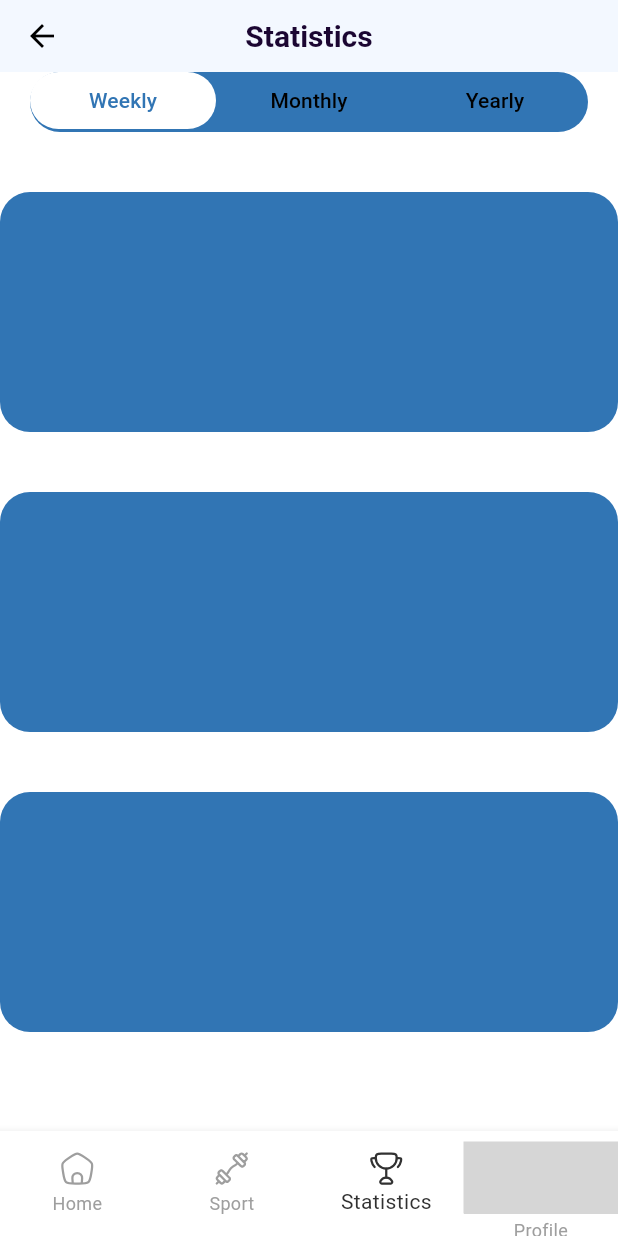
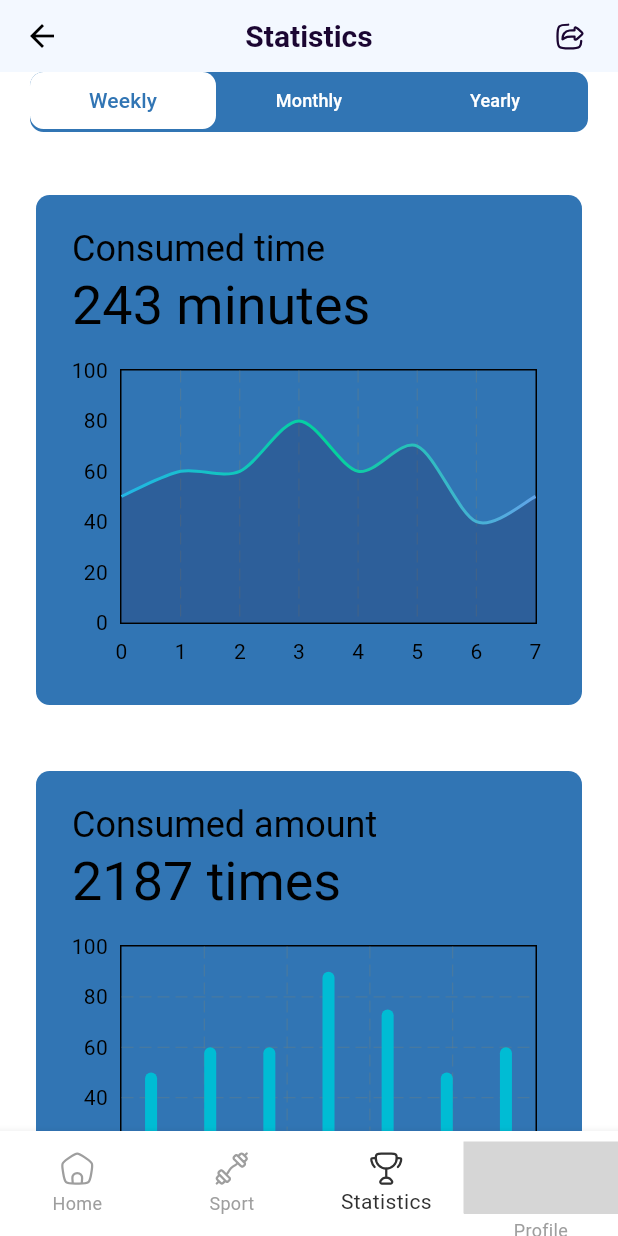
Before and after one commit to behzodfaiziev/nicless-flutter, a Flutter app: the StatisticsView screen opened by its route, on a phone screen of 412 x 824 dp. Run offline on Flutter 3.47's test engine with Material 3 defaults, Android fonts, the phone set to English and light mode, and no system bars; drawn by our look-alikes of fl_chart; our stand-ins replace auto_route, bloc, dartz, dio, equatable, file_picker and 10 more; accounts and stored records are empty; network calls fail; grey boxes are pictures that could not be loaded.

Commit message:
statistics UI done v1

```diff
--- /dev/null
+++ b/lib/core/widgets/charts/base_bar_chart.dart
@@ -0,0 +1,44 @@
+import 'package:fl_chart/fl_chart.dart';
+import 'package:flutter/material.dart';
+
+class BaseBarChart extends StatelessWidget {
+  const BaseBarChart({super.key});
+
+  @override
+  Widget build(BuildContext context) {
+    return BarChart(
+      BarChartData(
+        alignment: BarChartAlignment.spaceAround,
+        maxY: 100,
+        titlesData: const FlTitlesData(
+          rightTitles: AxisTitles(),
+          topTitles: AxisTitles(),
+        ),
+        barGroups: [
+          buildBarChartGroupData(1, 50),
+          buildBarChartGroupData(2, 60),
+          buildBarChartGroupData(3, 60),
+          buildBarChartGroupData(4, 90),
+          buildBarChartGroupData(5, 75),
+          buildBarChartGroupData(6, 50),
+          buildBarChartGroupData(7, 60),
+        ],
+      ),
+    );
+  }
+
+  BarChartGroupData buildBarChartGroupData(int x, double y) {
+    return BarChartGroupData(
+      x: x,
+      barRods: [
+        BarChartRodData(
+          toY: y,
+          borderRadius: const BorderRadius.only(
+            topLeft: Radius.circular(6),
+            topRight: Radius.circular(6),
+          ),
+        ),
+      ],
+    );
+  }
+}
--- /dev/null
+++ b/lib/core/widgets/charts/base_line_chart.dart
@@ -0,0 +1,50 @@
+import 'package:fl_chart/fl_chart.dart';
+import 'package:flutter/material.dart';
+
+import '../../../product/utils/constants/ui_constants/gradient_constants.dart';
+import '../../extensions/context_extension.dart';
+
+class BaseLineChart extends StatelessWidget {
+  const BaseLineChart({super.key});
+
+  @override
+  Widget build(BuildContext context) {
+    return LineChart(
+      LineChartData(
+        gridData: const FlGridData(drawHorizontalLine: false),
+        titlesData: const FlTitlesData(
+          rightTitles: AxisTitles(),
+          topTitles: AxisTitles(),
+        ),
+        borderData: FlBorderData(show: true),
+        minX: 0,
+        maxX: 7,
+        minY: 0,
+        maxY: 100,
+        lineBarsData: [
+          LineChartBarData(
+            spots: [
+              const FlSpot(0, 50),
+              const FlSpot(1, 60),
+              const FlSpot(2, 60),
+              const FlSpot(3, 80),
+              const FlSpot(4, 60),
+              const FlSpot(5, 70),
+              const FlSpot(6, 40),
+              const FlSpot(7, 50),
+            ],
+            isCurved: true,
+            curveSmoothness: 0.3,
+            barWidth: 2,
+            dotData: const FlDotData(show: false),
+            belowBarData: BarAreaData(
+              show: true,
+              color: context.theme.colorScheme.secondary.withOpacity(0.2),
+            ),
+            gradient: GradientConstants.chart(),
+          ),
+        ],
+      ),
+    );
+  }
+}
--- a/lib/features/_main/view/main_view.dart
+++ b/lib/features/_main/view/main_view.dart
@@ -22,12 +22,14 @@ class _MainViewState extends State<MainView> with MainViewMixin {
   Widget build(BuildContext context) {
     return AutoTabsRouter.pageView(
       routes: _routes,
+      physics: const NeverScrollableScrollPhysics(),
       builder: (context, child, tabController) {
         return Scaffold(
           body: child,
           bottomNavigationBar: SizedBox(
             height: SizeConst.bottomNavBarHeight,
             child: BottomNavigationBar(
+
               currentIndex: context.tabsRouter.activeIndex,
               onTap: context.tabsRouter.setActiveIndex,
               items: _bottomBarItems(context, context.tabsRouter.activeIndex),
--- a/lib/features/statistics/presentation/views/modules/tab_bars/statistics_tab_bar_item.dart
+++ b/lib/features/statistics/presentation/views/modules/tab_bars/statistics_tab_bar_item.dart
@@ -22,9 +22,17 @@ class StatisticsTabBarItem extends StatelessWidget {
           alignment: Alignment.center,
           decoration: BoxDecoration(
             color: isSelected ? Colors.white : Colors.transparent,
-            borderRadius: RadiusConst.extraLargeRadius,
+            borderRadius: RadiusConst.bigRadius,
           ),
-          child: Text(text, style: context.theme.tabBarTheme.labelStyle)),
+          child: Text(
+            text,
+            style: TextStyle(
+              color: isSelected
+                  ? context.theme.colorScheme.primary
+                  : context.theme.colorScheme.onPrimary,
+              fontSize: isSelected ? 14 : 12,
+            ),
+          )),
     );
   }
 }
--- a/lib/features/statistics/presentation/views/modules/tab_bars/statistics_tab_bars.dart
+++ b/lib/features/statistics/presentation/views/modules/tab_bars/statistics_tab_bars.dart
@@ -1,37 +1,59 @@
 import 'package:flutter/material.dart';
 
 import '../../../../../../core/extensions/context_extension.dart';
+import '../../../../../../product/enums/views/statistics_tabs_enum.dart';
 import '../../../../../../product/utils/constants/ui_constants/radius_const.dart';
 import 'statistics_tab_bar_item.dart';
 
-class StatisticsTabBars extends StatelessWidget {
+class StatisticsTabBars extends StatefulWidget {
   const StatisticsTabBars({required this.tabController, super.key});
 
   final TabController tabController;
 
   @override
+  State<StatisticsTabBars> createState() => _StatisticsTabBarsState();
+}
+
+class _StatisticsTabBarsState extends State<StatisticsTabBars> {
+  int currentIndex = 0;
+
+  @override
   Widget build(BuildContext context) {
     return ClipRRect(
-      borderRadius: RadiusConst.extraLargeRadius,
+      borderRadius: RadiusConst.bigRadius,
       child: Container(
         height: 40,
         margin: const EdgeInsets.symmetric(horizontal: 20),
         decoration: BoxDecoration(
           color: context.theme.colorScheme.primary,
-          borderRadius: RadiusConst.extraLargeRadius,
+          borderRadius: RadiusConst.bigRadius,
         ),
         child: TabBar(
           indicatorColor: Colors.transparent,
           dividerColor: Colors.transparent,
-          controller: tabController,
+          controller: widget.tabController,
+          onTap: (index) {
+            setState(() {
+              currentIndex = index;
+            });
+          },
           padding: EdgeInsets.zero,
           labelPadding: EdgeInsets.zero,
           indicatorSize: TabBarIndicatorSize.label,
           isScrollable: false,
-          tabs: const [
-            StatisticsTabBarItem(text: 'Weekly', isSelected: true),
-            StatisticsTabBarItem(text: 'Monthly', isSelected: false),
-            StatisticsTabBarItem(text: 'Yearly', isSelected: false),
+          tabs: [
+            StatisticsTabBarItem(
+              text: 'Weekly',
+              isSelected: currentIndex == StatisticsTabsEnum.weekly.index,
+            ),
+            StatisticsTabBarItem(
+              text: 'Monthly',
+              isSelected: currentIndex == StatisticsTabsEnum.monthly.index,
+            ),
+            StatisticsTabBarItem(
+              text: 'Yearly',
+              isSelected: currentIndex == StatisticsTabsEnum.yearly.index,
+            ),
           ],
         ),
       ),
--- /dev/null
+++ b/lib/features/statistics/presentation/views/modules/tabs/monthly_stats_tab.dart
@@ -0,0 +1,19 @@
+import 'package:flutter/material.dart';
+
+import '../../../../../../product/widgets/charts/usage_amount_chart_bar.dart';
+import '../../../../../../product/widgets/charts/usage_time_chart_line.dart';
+
+class MonthlyStatsTab extends StatelessWidget {
+  const MonthlyStatsTab({super.key});
+
+  @override
+  Widget build(BuildContext context) {
+    return ListView(
+      children:  [
+        const UsageTimeChartLine(),
+        const UsageAmountCharBar(),
+        Container(height: 300)
+      ],
+    );
+  }
+}
--- /dev/null
+++ b/lib/features/statistics/presentation/views/modules/tabs/weekly_stats_tab.dart
@@ -0,0 +1,19 @@
+import 'package:flutter/material.dart';
+
+import '../../../../../../product/widgets/charts/usage_amount_chart_bar.dart';
+import '../../../../../../product/widgets/charts/usage_time_chart_line.dart';
+
+class WeeklyStatsBar extends StatelessWidget {
+  const WeeklyStatsBar({super.key});
+
+  @override
+  Widget build(BuildContext context) {
+    return ListView(
+      children: [
+        const UsageTimeChartLine(),
+        const UsageAmountCharBar(),
+        Container(height: 300)
+      ],
+    );
+  }
+}
--- /dev/null
+++ b/lib/features/statistics/presentation/views/modules/tabs/yearly_stats_tab.dart
@@ -0,0 +1,19 @@
+import 'package:flutter/material.dart';
+
+import '../../../../../../product/widgets/charts/usage_amount_chart_bar.dart';
+import '../../../../../../product/widgets/charts/usage_time_chart_line.dart';
+
+class YearlyStatsTab extends StatelessWidget {
+  const YearlyStatsTab({super.key});
+
+  @override
+  Widget build(BuildContext context) {
+    return ListView(
+      children: [
+        const UsageTimeChartLine(),
+        const UsageAmountCharBar(),
+        Container(height: 300)
+      ],
+    );
+  }
+}
--- a/lib/features/statistics/presentation/views/statistics_view.dart
+++ b/lib/features/statistics/presentation/views/statistics_view.dart
@@ -1,12 +1,15 @@
 import 'package:auto_route/auto_route.dart';
 import 'package:flutter/material.dart';
 
-import '../../../../core/extensions/context_extension.dart';
 import '../../../../core/widgets/app_bar/base_app_bar.dart';
+import '../../../../core/widgets/buttons/base_svg_button.dart';
 import '../../../../product/enums/views/statistics_tabs_enum.dart';
+import '../../../../product/utils/constants/asset_paths/svg_const.dart';
 import '../../../../product/utils/constants/ui_constants/padding_const.dart';
-import '../../../../product/utils/constants/ui_constants/radius_const.dart';
 import 'modules/tab_bars/statistics_tab_bars.dart';
+import 'modules/tabs/monthly_stats_tab.dart';
+import 'modules/tabs/weekly_stats_tab.dart';
+import 'modules/tabs/yearly_stats_tab.dart';
 
 part 'statistics_view_mixin.dart';
 
@@ -34,56 +37,32 @@ class _StatisticsViewState extends State<StatisticsView>
   @override
   Widget build(BuildContext context) {
     return Scaffold(
-      appBar: const BaseAppBar(title: 'Statistics'),
+      appBar: BaseAppBar(
+        title: 'Statistics',
+        actions: [
+          Padding(
+            padding: PaddingConst.right12,
+            child: BaseSVGButton(
+              asset: SVGConst.instance.share,
+              onPressed: () {},
+            ),
+          ),
+        ],
+      ),
       body: Column(
         children: [
-          StatisticsTabBars(tabController: _tabController),
+          Padding(
+            padding: PaddingConst.bottom12,
+            child: StatisticsTabBars(tabController: _tabController),
+          ),
           Expanded(
             child: TabBarView(
               controller: _tabController,
               physics: const NeverScrollableScrollPhysics(),
-              children: [
-                Column(
-                  children: [
-                    Container(
-                      width: double.infinity,
-                      height: 160,
-                      margin: PaddingConst.vertical20 + PaddingConst.top20,
-                      decoration: BoxDecoration(
-                        color: context.theme.colorScheme.primary,
-                        borderRadius: RadiusConst.largestRadius,
-                      ),
-                    ),
-                    Container(
-                      width: double.infinity,
-                      height: 160,
-                      margin: PaddingConst.vertical20,
-                      decoration: BoxDecoration(
-                        color: context.theme.colorScheme.primary,
-                        borderRadius: RadiusConst.largestRadius,
-                      ),
-                    ),
-                    Container(
-                      width: double.infinity,
-                      height: 160,
-                      margin: PaddingConst.vertical20,
-                      decoration: BoxDecoration(
-                        color: context.theme.colorScheme.primary,
-                        borderRadius: RadiusConst.largestRadius,
-                      ),
-                    ),
-                  ],
-                ),
-                Container(
-                  height: double.infinity,
-                  width: double.infinity,
-                  color: Colors.green,
-                ),
-                Container(
-                  height: double.infinity,
-                  width: double.infinity,
-                  color: Colors.blue,
-                ),
+              children: const [
+                WeeklyStatsBar(),
+                MonthlyStatsTab(),
+                YearlyStatsTab(),
               ],
             ),
           ),
--- a/lib/product/theme/app_colors.dart
+++ b/lib/product/theme/app_colors.dart
@@ -8,7 +8,8 @@ class AppColors {
   /// Secondary
   static const Color secondaryLight = Color(0xFF1B0632);
   static const Color secondaryDark = Color(0xFFFFFFFF);
-///BottomNavBar
+
+  ///BottomNavBar
   static const Color bottomNavBarLight = Color(0xFFFFFFFF);
   static const Color bottomNavBarDark = Color(0xFF1C1C1C);
 
@@ -26,4 +27,9 @@ class AppColors {
   static const Color dividerColor = Color(0xFFBDBDBD);
 
   static const Color white = Color(0xFFFFFFFF);
+
+  static  Color? greyDarkHeadLineMedium = Colors.grey[600];
+  static  Color? greyDarkDisplaySmall = Colors.grey[200];
+
+
 }
--- a/lib/product/theme/dark/app_theme_dark.dart
+++ b/lib/product/theme/dark/app_theme_dark.dart
@@ -14,6 +14,7 @@ class AppThemeDark {
           secondary: AppColors.secondaryDark,
           background: AppColors.backgroundDark,
           error: AppColors.errorDark,
+          onPrimary: Colors.white,
         ),
         appBarTheme: const AppBarTheme(
           backgroundColor: AppColors.backgroundDark,
--- a/lib/product/theme/dark/text_theme_dark.dart
+++ b/lib/product/theme/dark/text_theme_dark.dart
@@ -1,12 +1,21 @@
 import 'package:flutter/material.dart';
 
+import '../app_colors.dart';
+
 class TextThemeDark {
-  static TextTheme get textTheme => const TextTheme(
-        displayLarge: TextStyle(
+  static TextTheme get textTheme => TextTheme(
+        titleMedium: const TextStyle(
           color: Colors.white,
         ),
-        titleMedium: TextStyle(
+        headlineSmall: TextStyle(
+          color: AppColors.greyDarkHeadLineMedium,
+        ),
+        displayLarge: const TextStyle(
           color: Colors.white,
+        ),
+        displaySmall: TextStyle(
+          color: AppColors.greyDarkDisplaySmall,
+          fontWeight: FontWeight.bold,
         ),
       );
 }
--- /dev/null
+++ b/lib/product/utils/constants/ui_constants/gradient_constants.dart
@@ -0,0 +1,13 @@
+import 'package:flutter/material.dart';
+
+class GradientConstants {
+  static LinearGradient chart() {
+    return const LinearGradient(
+      colors: [
+        Color(0xff23b6e6),
+        Color(0xff02d39a),
+        Color(0xff61a4ea),
+      ],
+    );
+  }
+}
--- /dev/null
+++ b/lib/product/widgets/charts/usage_amount_chart_bar.dart
@@ -0,0 +1,43 @@
+import 'package:flutter/material.dart';
+
+import '../../../core/extensions/context_extension.dart';
+import '../../../core/widgets/charts/base_bar_chart.dart';
+import '../../utils/constants/ui_constants/padding_const.dart';
+import '../../utils/constants/ui_constants/radius_const.dart';
+
+class UsageAmountCharBar extends StatelessWidget {
+  const UsageAmountCharBar({super.key});
+
+  @override
+  Widget build(BuildContext context) {
+    return Container(
+      width: double.infinity,
+      height: 340,
+      margin: PaddingConst.all24 + PaddingConst.top20,
+      decoration: BoxDecoration(
+        color: context.theme.colorScheme.primary,
+        borderRadius: RadiusConst.bigRadius,
+      ),
+      child: Column(
+        crossAxisAlignment: CrossAxisAlignment.start,
+        children: [
+          Padding(
+            padding: PaddingConst.horizontal24 + PaddingConst.vertical20,
+            child: Column(
+              crossAxisAlignment: CrossAxisAlignment.start,
+              children: [
+                Text('Consumed amount', style: context.textTheme.headlineSmall),
+                Text('2187 times', style: context.textTheme.displaySmall),
+              ],
+            ),
+          ),
+          Container(
+            height: 200,
+            margin: PaddingConst.left12 + PaddingConst.right30,
+            child: const BaseBarChart(),
+          ),
+        ],
+      ),
+    );
+  }
+}
--- /dev/null
+++ b/lib/product/widgets/charts/usage_time_chart_line.dart
@@ -0,0 +1,45 @@
+import 'package:flutter/material.dart';
+
+import '../../../core/extensions/context_extension.dart';
+import '../../../core/widgets/charts/base_line_chart.dart';
+import '../../utils/constants/ui_constants/padding_const.dart';
+import '../../utils/constants/ui_constants/radius_const.dart';
+
+class UsageTimeChartLine extends StatelessWidget {
+  const UsageTimeChartLine({
+    super.key,
+  });
+
+  @override
+  Widget build(BuildContext context) {
+    return Container(
+      width: double.infinity,
+      height: 340,
+      margin: PaddingConst.horizontal24 + PaddingConst.top30,
+      decoration: BoxDecoration(
+        color: context.theme.colorScheme.primary,
+        borderRadius: RadiusConst.bigRadius,
+      ),
+      child: Column(
+        crossAxisAlignment: CrossAxisAlignment.start,
+        children: [
+          Padding(
+            padding: PaddingConst.horizontal24 + PaddingConst.vertical20,
+            child: Column(
+              crossAxisAlignment: CrossAxisAlignment.start,
+              children: [
+                Text('Consumed time', style: context.textTheme.headlineSmall),
+                Text('243 minutes', style: context.textTheme.displaySmall),
+              ],
+            ),
+          ),
+          Container(
+            height: 200,
+            margin: PaddingConst.left12 + PaddingConst.right30,
+            child: const BaseLineChart(),
+          ),
+        ],
+      ),
+    );
+  }
+}
--- a/pubspec.yaml
+++ b/pubspec.yaml
@@ -59,6 +59,7 @@ dependencies:
   flutter_svg: ^2.0.9
   lottie: ^2.7.0
   device_preview: ^1.1.0
+  fl_chart: ^0.66.0
 
   # Others
   url_launcher: ^6.2.1
@@ -68,7 +69,6 @@ dependencies:
   auto_route: ^7.8.4
   path_provider: ^2.1.1
   mime: ^1.0.4
-
 
 dev_dependencies:
   flutter_test:
```
Also changed, not shown: pubspec.lock.
